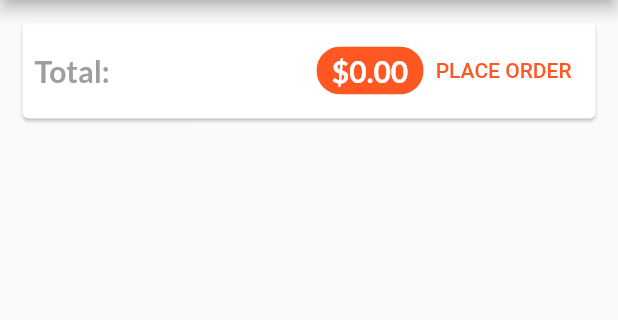
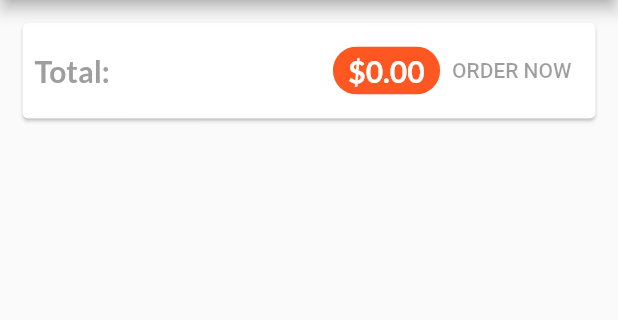
Before and after one commit to philippe-heitzmann/shop_app, a Flutter app: the CartScreen screen opened by its route, on a phone screen of 412 x 824 dp, the part 84-404 px from its top. Run offline on Flutter 3.47's test engine with Material 2 defaults, Android fonts, the phone set to English and light mode, and no system bars; network calls fail.

```diff
--- a/lib/providers/product.dart
+++ b/lib/providers/product.dart
@@ -24,8 +24,4 @@ class Product with ChangeNotifier {
     isFavorite = !isFavorite;
     notifyListeners();
   }
-
-  Future<void> updateFavorite() async {
-    toggleFavoriteStatus();
-  }
 }
--- a/lib/screens/cart_screen.dart
+++ b/lib/screens/cart_screen.dart
@@ -7,10 +7,17 @@ import '../widgets/cart_card.dart';
 import '../providers/orders.dart';
 import '../screens/orders_screen.dart';
 
-class CartScreen extends StatelessWidget {
-  static const routeName = '/cart-screen';
+class OrderButton extends StatefulWidget {
+  const OrderButton({required this.cart});
 
-  const CartScreen({Key? key}) : super(key: key);
+  final Cart cart;
+
+  @override
+  State<OrderButton> createState() => _OrderButtonState();
+}
+
+class _OrderButtonState extends State<OrderButton> {
+  var _isLoading = false;
 
   Future selectOrders(BuildContext ctx) {
     return Navigator.of(ctx).pushNamed(OrdersScreen.routeName);
@@ -18,11 +25,41 @@ class CartScreen extends StatelessWidget {
 
   @override
   Widget build(BuildContext context) {
+    // return TextButton orderButton(Cart cart, BuildContext context) {
+    return TextButton(
+      child: _isLoading ? CircularProgressIndicator() : Text('ORDER NOW'),
+      onPressed: (widget.cart.totalAmount <= 0 || _isLoading)
+          ? null
+          : () async {
+              setState(() {
+                _isLoading = true;
+              });
+              await Provider.of<Orders>(context, listen: false).addOrder(
+                widget.cart.items.values.toList(),
+                widget.cart.totalAmount,
+              );
+              setState(() {
+                _isLoading = false;
+              });
+              widget.cart.clearCart();
+              selectOrders(context);
+            },
+    );
+  }
+}
+
+class CartScreen extends StatelessWidget {
+  static const routeName = '/cart-screen';
+
+  const CartScreen({Key? key}) : super(key: key);
+
+  @override
+  Widget build(BuildContext context) {
     final cart = Provider.of<Cart>(context);
     final orders = Provider.of<Orders>(context);
     return Scaffold(
-      appBar: AppBar(title: Text('Your Shopping Cart')),
-      drawer: MainDrawer(),
+      appBar: AppBar(title: const Text('Your Shopping Cart')),
+      drawer: const MainDrawer(),
       body: Column(
         children: [
           Card(
@@ -36,7 +73,7 @@ class CartScreen extends StatelessWidget {
                     'Total: ',
                     style: TextStyle(fontSize: 20),
                   ),
-                  Spacer(),
+                  const Spacer(),
                   Chip(
                     label: Text(
                       '\$${cart.totalAmount.toStringAsFixed(2)}',
@@ -45,20 +82,12 @@ class CartScreen extends StatelessWidget {
                     ),
                     backgroundColor: Theme.of(context).colorScheme.primary,
                   ),
-                  TextButton(
-                    onPressed: () {
-                      Provider.of<Orders>(context, listen: false).addOrder(
-                          cart.items.values.toList(), cart.totalAmount);
-                      cart.clearCart();
-                      selectOrders(context);
-                    },
-                    child: Text('PLACE ORDER'),
-                  )
+                  OrderButton(cart: cart),
                 ],
               ),
             ),
           ),
-          SizedBox(
+          const SizedBox(
             height: 10,
           ),
           Expanded(
```
Also changed, not shown: lib/providers/orders.dart (+69 -4 lines), lib/providers/products.dart (+9 -3 lines), lib/screens/orders_screen.dart (+33 -11 lines), lib/widgets/product_item.dart (+8 -1 lines).
